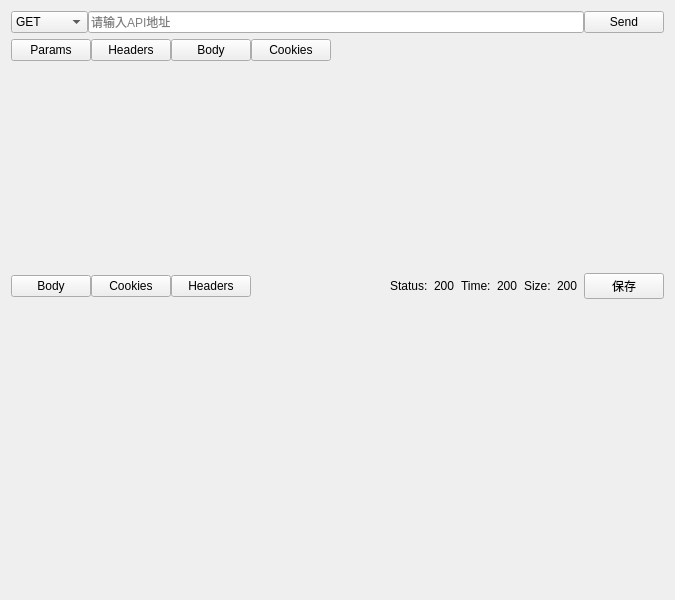
Old version of the form ui/api_view.ui in the repository weijiang1994/iPost.
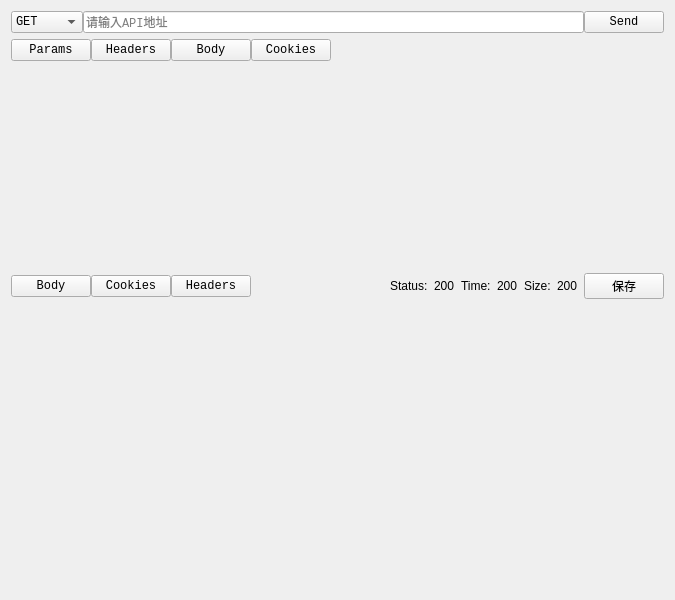
New version of the form.

Commit message: modify: 设置字体

Diff of the .ui file:
```diff
--- a/ui/api_view.ui
+++ b/ui/api_view.ui
@@ -21,6 +21,11 @@
      </property>
      <item>
       <widget class="QComboBox" name="comboBox">
+       <property name="font">
+        <font>
+         <family>Consolas</family>
+        </font>
+       </property>
        <property name="cursor">
         <cursorShape>PointingHandCursor</cursorShape>
        </property>
@@ -48,6 +53,11 @@
      </item>
      <item>
       <widget class="QLineEdit" name="api_url_lineEdit">
+       <property name="font">
+        <font>
+         <family>Consolas</family>
+        </font>
+       </property>
        <property name="placeholderText">
         <string>请输入API地址</string>
        </property>
@@ -55,6 +65,11 @@
      </item>
      <item>
       <widget class="QPushButton" name="send_pushButton">
+       <property name="font">
+        <font>
+         <family>Consolas</family>
+        </font>
+       </property>
        <property name="cursor">
         <cursorShape>PointingHandCursor</cursorShape>
        </property>
@@ -74,6 +89,11 @@
        </property>
        <item>
         <widget class="QPushButton" name="params_pushButton">
+         <property name="font">
+          <font>
+           <family>Consolas</family>
+          </font>
+         </property>
          <property name="cursor">
           <cursorShape>PointingHandCursor</cursorShape>
          </property>
@@ -84,6 +104,11 @@
        </item>
        <item>
         <widget class="QPushButton" name="headers_pushButton">
+         <property name="font">
+          <font>
+           <family>Consolas</family>
+          </font>
+         </property>
          <property name="cursor">
           <cursorShape>PointingHandCursor</cursorShape>
          </property>
@@ -94,6 +119,11 @@
        </item>
        <item>
         <widget class="QPushButton" name="body_pushButton">
+         <property name="font">
+          <font>
+           <family>Consolas</family>
+          </font>
+         </property>
          <property name="cursor">
           <cursorShape>PointingHandCursor</cursorShape>
          </property>
@@ -104,6 +134,11 @@
        </item>
        <item>
         <widget class="QPushButton" name="cookies_pushButton">
+         <property name="font">
+          <font>
+           <family>Consolas</family>
+          </font>
+         </property>
          <property name="cursor">
           <cursorShape>PointingHandCursor</cursorShape>
          </property>
@@ -152,6 +187,11 @@
          </property>
          <item>
           <widget class="QPushButton" name="res_body_pushButton">
+           <property name="font">
+            <font>
+             <family>Consolas</family>
+            </font>
+           </property>
            <property name="cursor">
             <cursorShape>PointingHandCursor</cursorShape>
            </property>
@@ -162,6 +202,11 @@
          </item>
          <item>
           <widget class="QPushButton" name="res_cookies_pushButton">
+           <property name="font">
+            <font>
+             <family>Consolas</family>
+            </font>
+           </property>
            <property name="cursor">
             <cursorShape>PointingHandCursor</cursorShape>
            </property>
@@ -172,6 +217,11 @@
          </item>
          <item>
           <widget class="QPushButton" name="res_headers_pushButton">
+           <property name="font">
+            <font>
+             <family>Consolas</family>
+            </font>
+           </property>
            <property name="cursor">
             <cursorShape>PointingHandCursor</cursorShape>
            </property>
```
Left out of the diff: 5 changed lines with no effect on the pictures. The commit also changes 2 other files.
